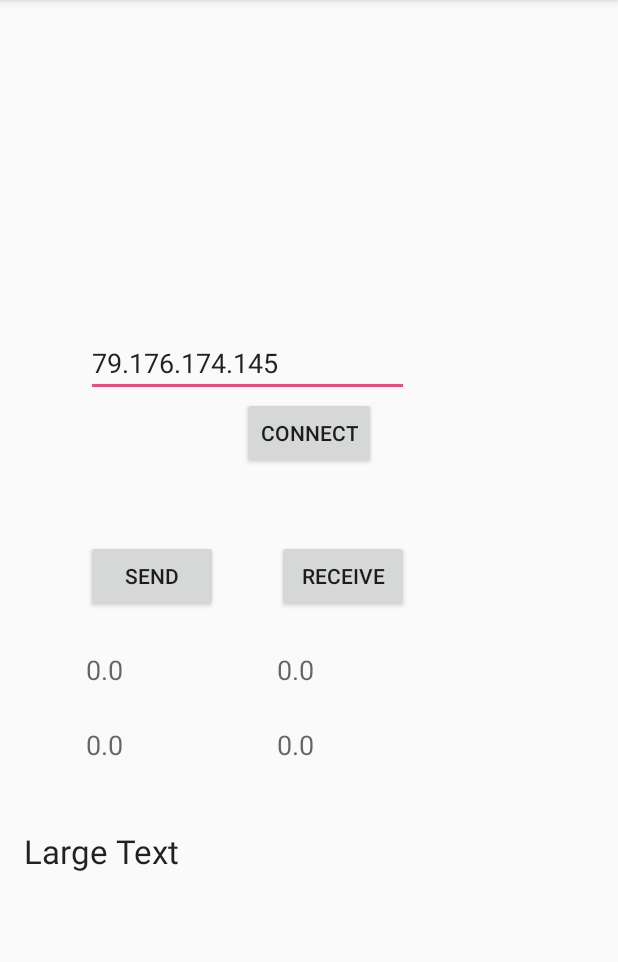
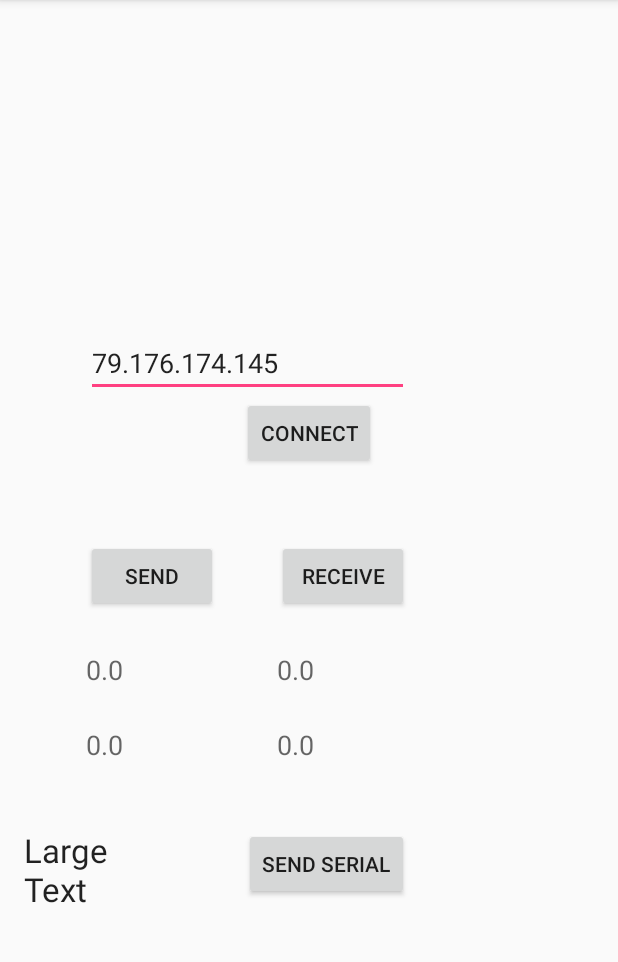
Before and after one commit to royshe6/Navi, an Android app: the screen it shows after launch (MainActivity), on a phone screen of 412 x 824 dp, the part 84-1046 px from its top. Run offline under Robolectric (Android 15) with nearby library versions, the phone set to English and light mode, and no system bars.

Commit message:
Added SendSerial button

```diff
--- a/app/src/main/res/layout/activity_main.xml
+++ b/app/src/main/res/layout/activity_main.xml
@@ -126,8 +126,18 @@
         android:text="Large Text"
         android:id="@+id/received_serial_text"
         android:layout_below="@+id/textView2"
-        android:layout_alignParentLeft="true"
-        android:layout_alignParentStart="true"
-        android:layout_marginTop="44dp"/>
+        android:layout_alignRight="@+id/sendLatTextView"
+        android:layout_alignEnd="@+id/sendLatTextView"
+        android:layout_marginTop="43dp"/>
+
+    <Button
+        android:layout_width="wrap_content"
+        android:layout_height="wrap_content"
+        android:text="Send Serial"
+        android:id="@+id/send_serial"
+        android:layout_alignTop="@+id/received_serial_text"
+        android:layout_alignRight="@+id/button2"
+        android:layout_alignEnd="@+id/button2"
+        android:onClick="SendSerial"/>
 
 </RelativeLayout>
```
